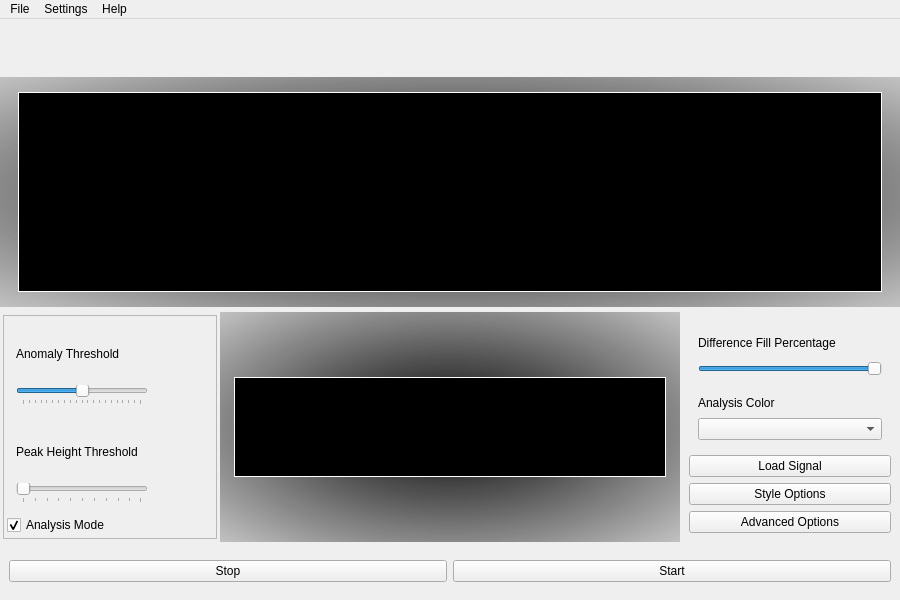
Above: UI/templates/mainwindow.ui from milonpabis/heartbeat-anomaly-detection before the change. Below: the same form after it.
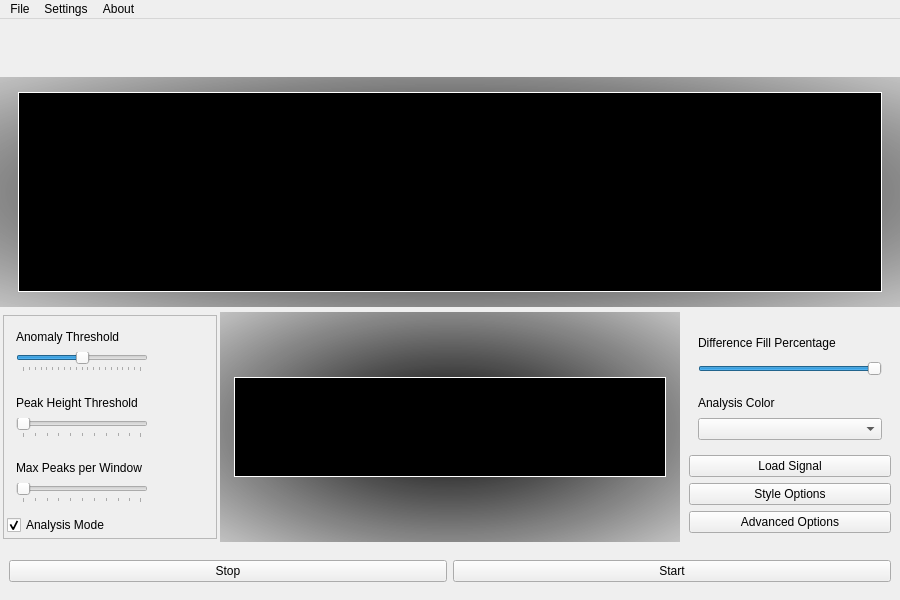
That is the form after the change.

Commit message: Max peaks

The edit to the form file:
```diff
--- a/UI/templates/mainwindow.ui
+++ b/UI/templates/mainwindow.ui
@@ -315,6 +315,47 @@
                </layout>
               </widget>
              </item>
+             <item>
+              <widget class="QFrame" name="frame">
+               <property name="minimumSize">
+                <size>
+                 <width>150</width>
+                 <height>0</height>
+                </size>
+               </property>
+               <property name="maximumSize">
+                <size>
+                 <width>150</width>
+                 <height>16777215</height>
+                </size>
+               </property>
+               <property name="frameShape">
+                <enum>QFrame::NoFrame</enum>
+               </property>
+               <property name="frameShadow">
+                <enum>QFrame::Raised</enum>
+               </property>
+               <layout class="QVBoxLayout" name="verticalLayout_7">
+                <item>
+                 <widget class="QLabel" name="label_3">
+                  <property name="text">
+                   <string>Max Peaks per Window</string>
+                  </property>
+                 </widget>
+                </item>
+                <item>
+                 <widget class="QSlider" name="slider_max_peaks">
+                  <property name="orientation">
+                   <enum>Qt::Horizontal</enum>
+                  </property>
+                  <property name="tickPosition">
+                   <enum>QSlider::TicksBelow</enum>
+                  </property>
+                 </widget>
+                </item>
+               </layout>
+              </widget>
+             </item>
              <item>
               <widget class="QCheckBox" name="checkbox_analysis">
                <property name="minimumSize">
@@ -631,14 +672,14 @@
      <string>Settings</string>
     </property>
    </widget>
-   <widget class="QMenu" name="menuHelp">
+   <widget class="QMenu" name="menuAbout">
     <property name="title">
-     <string>Help</string>
+     <string>About</string>
     </property>
    </widget>
    <addaction name="menuFile"/>
    <addaction name="menuTheme"/>
-   <addaction name="menuHelp"/>
+   <addaction name="menuAbout"/>
   </widget>
  </widget>
  <resources/>
```
Left out of the diff: 50 changed lines with no effect on the pictures. The commit also changes 5 other files.
